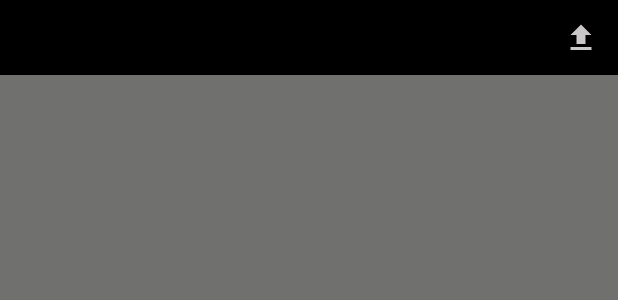
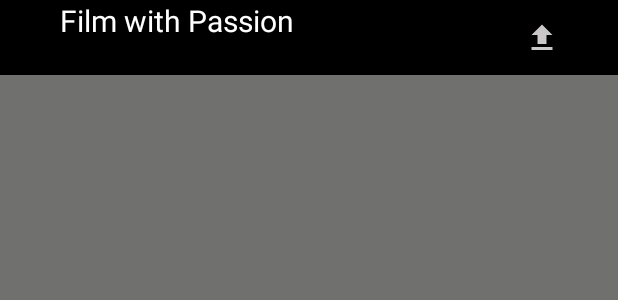
Before and after one commit to frq-frk/IFAI, an Android app: the layout activity_main.xml on its own in the app's theme, with its tools: preview values and no code run, on a phone screen of 412 x 824 dp. Shown: the top 300 px of the screen. Run offline under Robolectric (Android 15) with nearby library versions, the phone set to English and light mode, and no system bars.

Commit message:
Third Commit:       Horizantal scrolling for submitted recycler view,       created the admin UI, and dislayed no of users in a text view,       connected to the admin activity from main activity, using a password Dialog..

```diff
--- a/app/src/main/AndroidManifest.xml
+++ b/app/src/main/AndroidManifest.xml
@@ -15,7 +15,8 @@
         android:roundIcon="@mipmap/ic_launcher_round"
         android:supportsRtl="true"
         android:theme="@style/AppTheme">
-        <activity android:name=".Verify_phone"></activity>
+        <activity android:name=".Admin"></activity>
+        <activity android:name=".Verify_phone" />
         <activity android:name=".Login" />
         <activity android:name=".signup" />
         <activity android:name=".upload" />
--- a/app/src/main/res/layout/activity_main.xml
+++ b/app/src/main/res/layout/activity_main.xml
@@ -21,16 +21,29 @@
     <LinearLayout
         android:layout_height="50dp"
         android:layout_width="match_parent"
-        android:orientation="vertical"
+        android:orientation="horizontal"
         android:background="@color/colorPrimary">
 
+        <TextView android:layout_height="wrap_content"
+            android:layout_width="wrap_content"
+            android:text="Film with Passion"
+            android:textSize="20sp"
+            android:textColor="@color/colorAccent"
+            android:layout_marginLeft="40dp"
+            android:clickable="true"
+            android:id="@+id/admin_link"
+            android:onClick="admin_login"
+            android:layout_marginStart="40dp"
+            android:focusable="true" />
+
         <ImageButton
-            android:layout_height="50dp"
+            android:id="@+id/upload_btn"
             android:layout_width="50dp"
+            android:layout_height="match_parent"
             android:layout_gravity="end"
             android:background="@color/colorPrimary"
-            android:src="@drawable/ic_file_upload_black_24dp"
-            android:id="@+id/upload_btn"/>
+            android:layout_marginLeft="140dp"
+            android:src="@drawable/ic_file_upload_black_24dp" />
     </LinearLayout>
 
     <androidx.recyclerview.widget.RecyclerView
--- a/app/src/main/res/layout/activity_upload.xml
+++ b/app/src/main/res/layout/activity_upload.xml
@@ -103,7 +103,7 @@
             android:text="Submitted films"
             android:textSize="20sp"/>
         <androidx.recyclerview.widget.RecyclerView
-            android:layout_height="230dp"
+            android:layout_height="270dp"
             android:layout_width="match_parent"
             android:orientation="horizontal"
             android:id="@+id/submitted"/>
@@ -113,7 +113,7 @@
             android:text="Streaming films"
             android:textSize="20sp"/>
         <androidx.recyclerview.widget.RecyclerView
-            android:layout_height="230dp"
+            android:layout_height="270dp"
             android:layout_width="match_parent"
             android:orientation="horizontal"
             android:id="@+id/streaming"/>
```
Also changed, not shown: app/src/main/java/com/example/ifai/Admin.java (added, +41 -0 lines), app/src/main/java/com/example/ifai/MainActivity.java (+96 -0 lines), app/src/main/java/com/example/ifai/upload.java (+16 -2 lines), app/src/main/res/layout/activity_admin.xml (added, +38 -0 lines), app/src/main/res/layout/film_poster.xml (+20 -18 lines).
